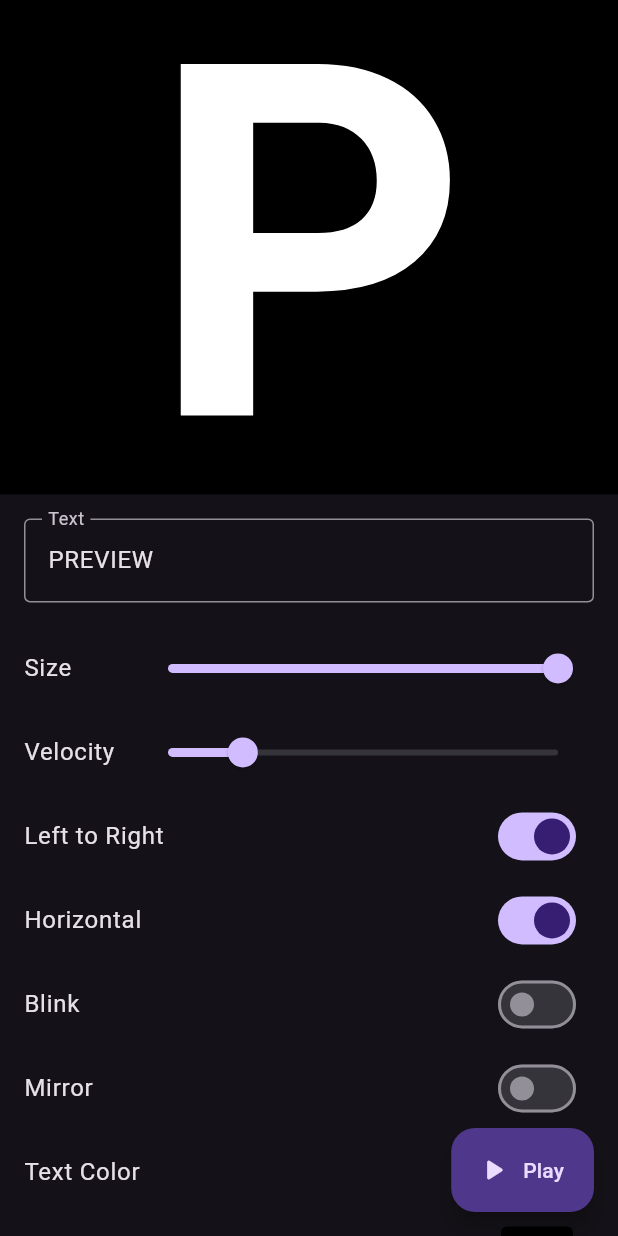
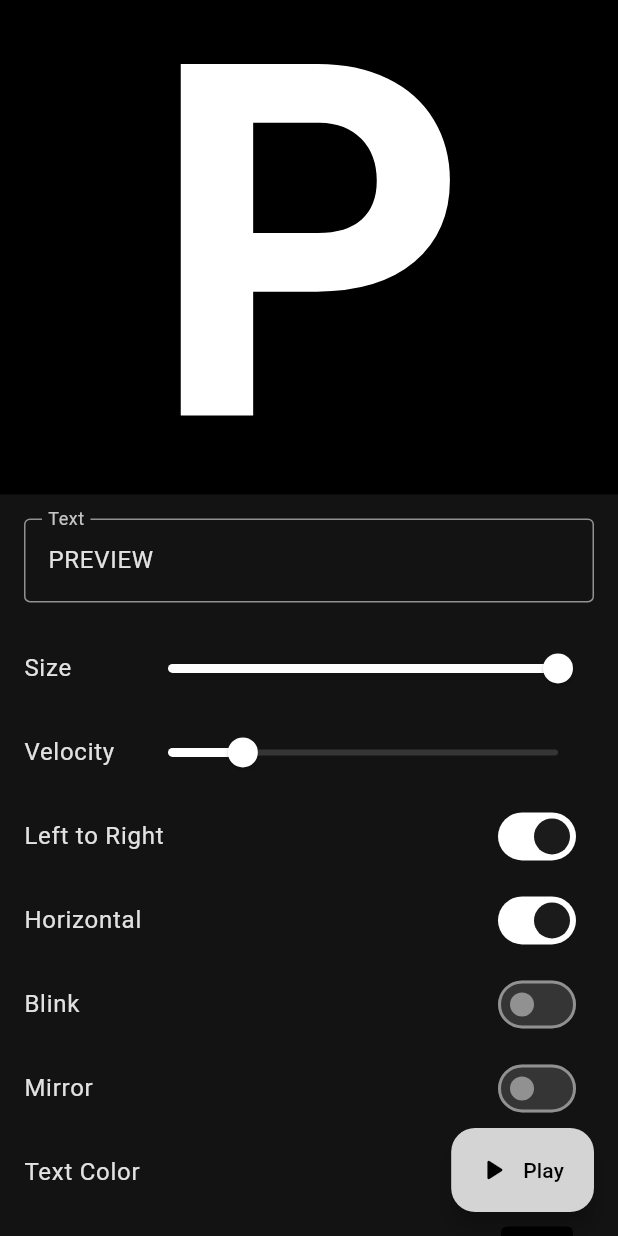
Before and after one commit to reza00farjam/shout-board, a Flutter app: the screen it shows after launch, on a phone screen of 412 x 824 dp. Run offline on Flutter 3.47's test engine with Material 3 defaults, Android fonts, the phone set to English and light mode, and no system bars; our stand-ins replace flutter_colorpicker, freezed_annotation, go_router, shared_preferences; missing offline and left inert: marqueer.

Commit message:
refactor: update dark theme to use ColorScheme from seed for improved color management

```diff
--- a/lib/ui/core/themes/theme.dart
+++ b/lib/ui/core/themes/theme.dart
@@ -3,7 +3,11 @@ import 'package:flutter/material.dart';
 abstract final class AppTheme {
   static ThemeData darkTheme = ThemeData(
     useMaterial3: true,
-    brightness: Brightness.dark,
+    colorScheme: ColorScheme.fromSeed(
+      seedColor: Colors.red,
+      brightness: Brightness.dark,
+      dynamicSchemeVariant: DynamicSchemeVariant.monochrome,
+    ),
     inputDecorationTheme: const InputDecorationTheme(
       border: OutlineInputBorder(),
     ),
```
